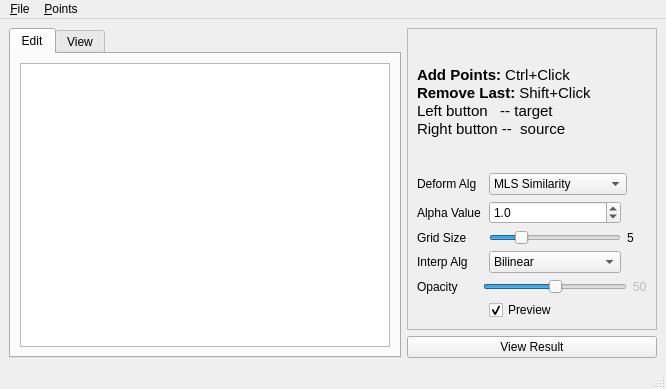
The window that src/demo/deformwin.ui (cxcxcxcx/imgwarp-opencv) describes before a commit, drawn with Qt 5.
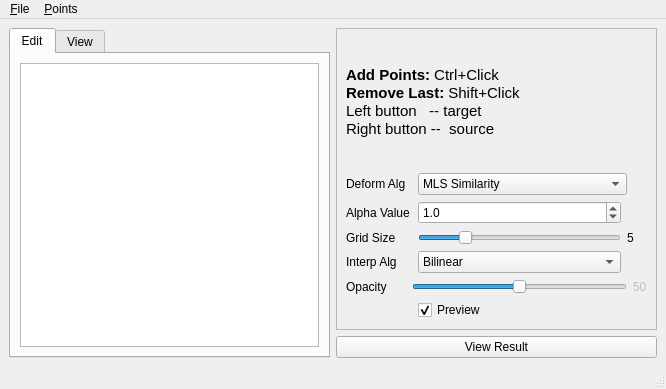
The same window after the commit. Custom widgets are drawn as their Qt base class.

Diff of the .ui file:
```diff
--- a/src/demo/deformwin.ui
+++ b/src/demo/deformwin.ui
@@ -52,7 +52,7 @@
       </property>
       <property name="maximumSize">
        <size>
-        <width>250</width>
+        <width>450</width>
         <height>16777215</height>
        </size>
       </property>
```
